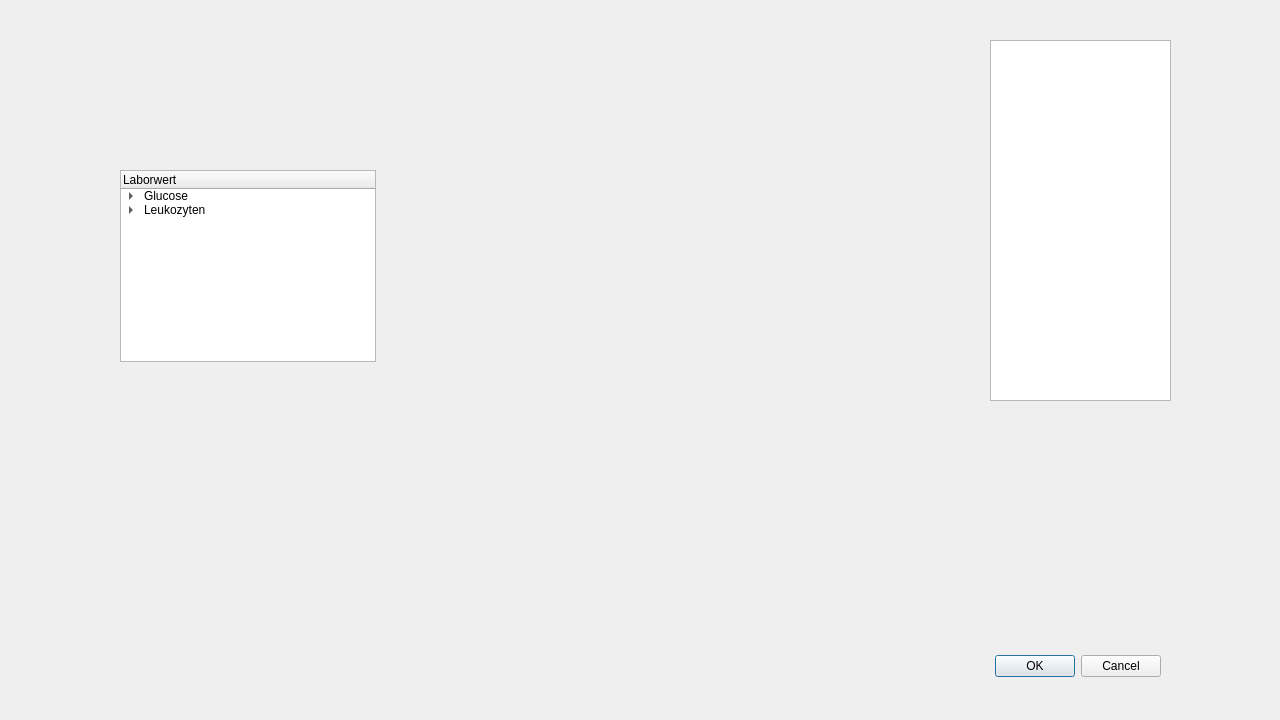
Qt form labprofiledialog.ui (bogie/medicoLabTool) before a commit.
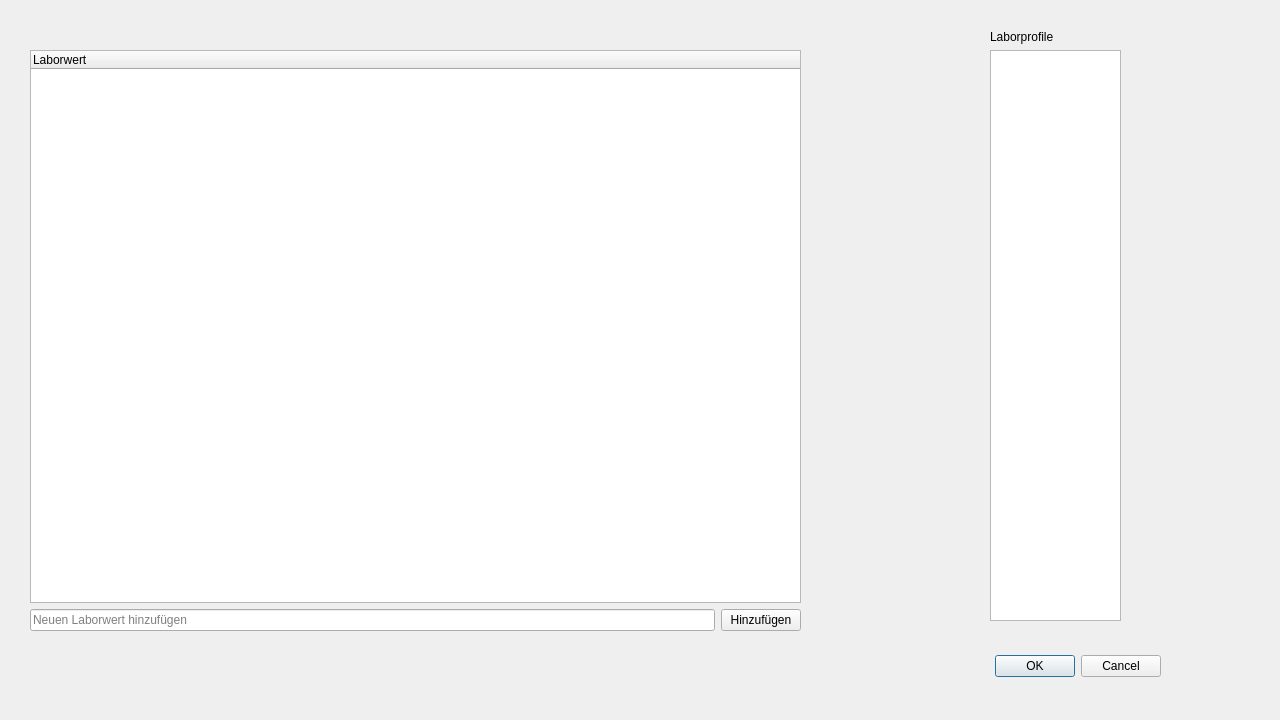
The same form after that commit.

Commit message: Added first GUI to dynamically add/remove parameters for lab views

What changed in the file:
```diff
--- a/labprofiledialog.ui
+++ b/labprofiledialog.ui
@@ -29,24 +29,27 @@
     <set>QDialogButtonBox::Cancel|QDialogButtonBox::Ok</set>
    </property>
   </widget>
-  <widget class="QListWidget" name="profileListWidget">
+  <widget class="QWidget" name="verticalLayoutWidget">
    <property name="geometry">
     <rect>
-     <x>990</x>
-     <y>40</y>
-     <width>181</width>
-     <height>361</height>
+     <x>30</x>
+     <y>30</y>
+     <width>771</width>
+     <height>601</height>
     </rect>
-   </property>
-  </widget>
-  <widget class="QTreeWidget" name="treeWidget">
-   <property name="geometry">
-    <rect>
-     <x>120</x>
-     <y>170</y>
-     <width>256</width>
-     <height>192</height>
-    </rect>
+   </property>
+   <layout class="QVBoxLayout" name="verticalLayout">
+    <item>
+     <widget class="QLabel" name="profileLabel">
+      <property name="text">
+       <string/>
+      </property>
+     </widget>
+    </item>
+    <item>
+     <widget class="QTreeWidget" name="labTreeWidget">
+      <property name="contextMenuPolicy">
+       <enum>Qt::CustomContextMenu</enum>
    </property>
    <property name="acceptDrops">
     <bool>true</bool>
@@ -62,31 +65,49 @@
      <string>Laborwert</string>
     </property>
    </column>
+     </widget>
+    </item>
    <item>
-    <property name="text">
-     <string>Glucose</string>
-    </property>
+     <layout class="QHBoxLayout" name="horizontalLayout">
     <item>
-     <property name="text">
-      <string>GLU</string>
-     </property>
+       <widget class="QLineEdit" name="labparamInput">
+        <property name="placeholderText">
+         <string>Neuen Laborwert hinzufügen</string>
+        </property>
+       </widget>
     </item>
     <item>
+       <widget class="QPushButton" name="addLabparamButton">
      <property name="text">
-      <string>POCT_GLU</string>
-     </property>
-    </item>
-   </item>
-   <item>
-    <property name="text">
-     <string>Leukozyten</string>
-    </property>
+         <string>Hinzufügen</string>
+        </property>
+       </widget>
+      </item>
+     </layout>
+    </item>
+   </layout>
+  </widget>
+  <widget class="QWidget" name="verticalLayoutWidget_2">
+   <property name="geometry">
+    <rect>
+     <x>990</x>
+     <y>30</y>
+     <width>131</width>
+     <height>591</height>
+    </rect>
+   </property>
+   <layout class="QVBoxLayout" name="verticalLayout_2">
     <item>
+     <widget class="QLabel" name="label">
      <property name="text">
-      <string>9LEU</string>
-     </property>
+       <string>Laborprofile</string>
+      </property>
+     </widget>
     </item>
-   </item>
+    <item>
+     <widget class="QListWidget" name="profileListWidget"/>
+    </item>
+   </layout>
   </widget>
  </widget>
  <resources/>
```
Lines whose indentation alone changed are shown as unchanged. The commit also changes 3 other files.
